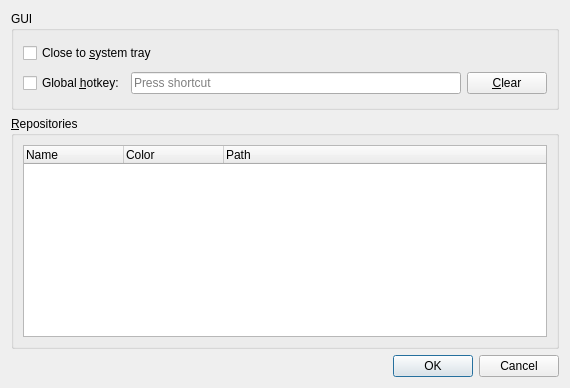
The window that noteeds/gui/settings/settings_dialog.ui (deffi/noteeds) describes before a commit, drawn with Qt 5.
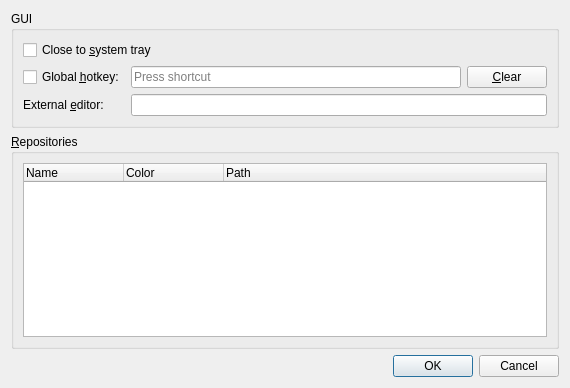
The same window after the commit. Custom widgets are drawn as their Qt base class.

```diff
--- a/noteeds/gui/settings/settings_dialog.ui
+++ b/noteeds/gui/settings/settings_dialog.ui
@@ -53,6 +53,19 @@
         </property>
        </widget>
       </item>
+      <item row="2" column="0">
+       <widget class="QLabel" name="label">
+        <property name="text">
+         <string>External &amp;editor:</string>
+        </property>
+        <property name="buddy">
+         <cstring>externalEditorInput</cstring>
+        </property>
+       </widget>
+      </item>
+      <item row="2" column="1" colspan="2">
+       <widget class="QLineEdit" name="externalEditorInput"/>
+      </item>
      </layout>
      <zorder>hotkeyInput</zorder>
      <zorder>hotkeyCheckbox</zorder>
```
Left out of the diff: 9 changed lines with no effect on the pictures.
